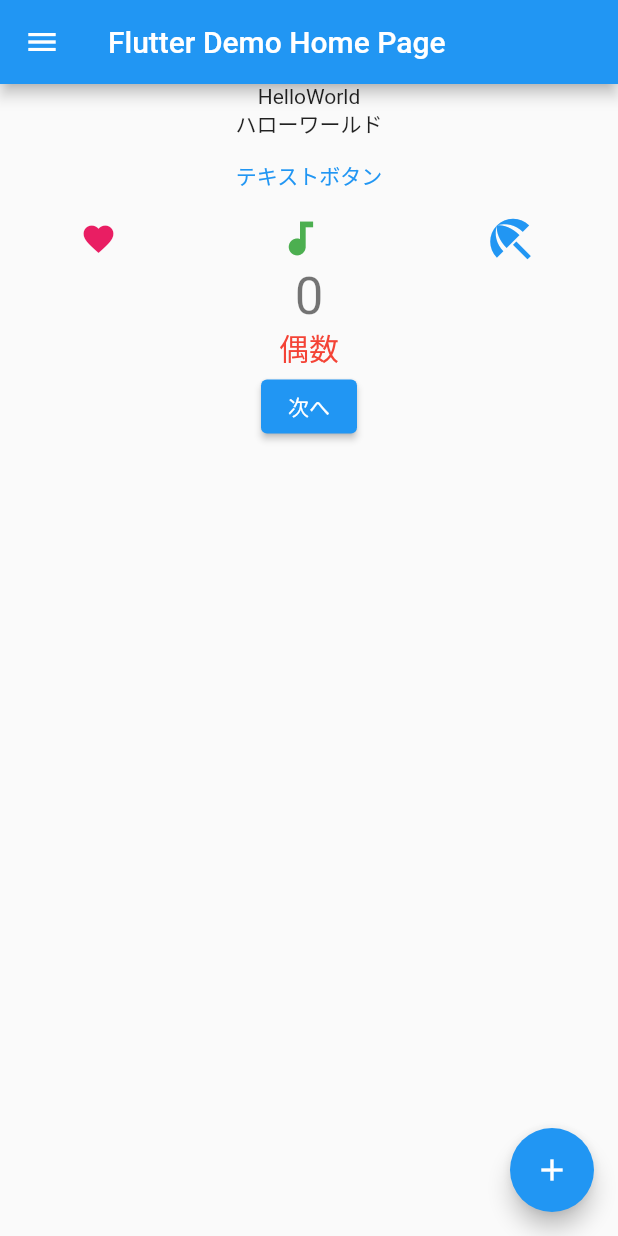
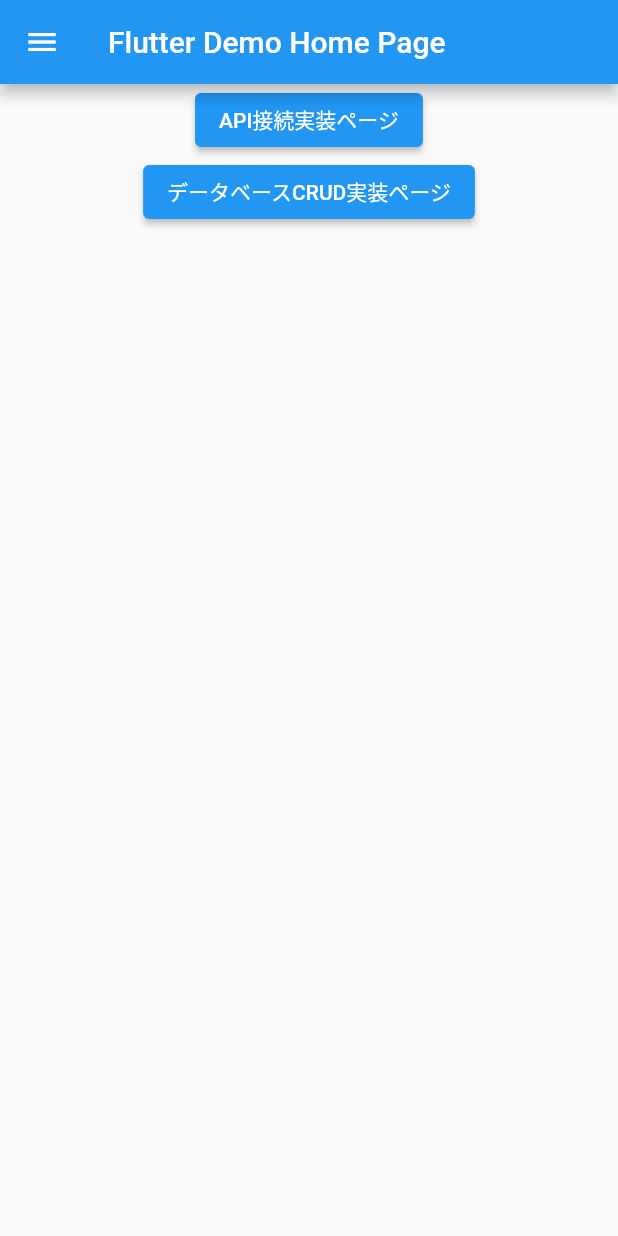
Before and after one commit to yuta-kinouchi/spajam_flutter, a Flutter app: the screen it shows after launch, on a phone screen of 412 x 824 dp. Run offline on Flutter 3.47's test engine with Material 2 defaults, Android fonts, the phone set to English and light mode, and no system bars.

Commit message:
add:develop作成

```diff
--- a/lib/main.dart
+++ b/lib/main.dart
@@ -31,46 +31,26 @@ class MyHomePage extends StatefulWidget {
 }
 
 class _MyHomePageState extends State<MyHomePage> {
-  int _counter = 0;
-  String _type = "偶数";
-
   @override
   Widget build(BuildContext context) {
     return Scaffold(
       appBar: AppBar(
         title: Text(widget.title),
       ),
-      body: Column(children: [
-        const Text("HelloWorld"),
-        const Text("ハローワールド"),
-        TextButton(
-          onPressed: () => {print("ボタンが押されたよ")},
-          child: const Text("テキストボタン"),
+      body: SafeArea(
+        child: Center(
+          child: Column(children: [
+            ElevatedButton(
+              child: const Text('API接続実装ページ'),
+              onPressed: () {
+                Navigator.push(
+                  context,
+                  MaterialPageRoute(builder: (context) => const NextPage()),
+                );
+              },
             ),
-        Row(mainAxisAlignment: MainAxisAlignment.spaceAround, children: const [
-          Icon(
-            Icons.favorite,
-            color: Colors.pink,
-            size: 24.0,
-          ),
-          Icon(
-            Icons.audiotrack,
-            color: Colors.green,
-            size: 30.0,
-          ),
-          Icon(
-            Icons.beach_access,
-            color: Colors.blue,
-            size: 36.0,
-          ),
-        ]),
-        Text(
-          '$_counter',
-          style: Theme.of(context).textTheme.headline4,
-        ),
-        Text('$_type', style: TextStyle(fontSize: 20, color: Colors.red)),
             ElevatedButton(
-          child: const Text('次へ'),
+              child: const Text('データベースCRUD実装ページ'),
               onPressed: () {
                 Navigator.push(
                   context,
@@ -79,23 +59,9 @@ class _MyHomePageState extends State<MyHomePage> {
               },
             ),
           ]),
-      floatingActionButton: FloatingActionButton(
-        onPressed: _incrementCounter,
-        tooltip: 'Increment',
-        child: const Icon(Icons.add),
-      ), //
+        ),
+      ),
       drawer: const Drawer(child: Center(child: Text("Drawer"))),
     );
   }
-
-  void _incrementCounter() {
-    setState(() {
-      _counter++;
-      if (_counter % 2 == 0) {
-        _type = "偶数";
-      } else {
-        _type = "奇数";
 }
-    });
-  }
-}
--- a/pubspec.yaml
+++ b/pubspec.yaml
@@ -28,6 +28,7 @@ environment:
 # the latest version available on pub.dev. To see which dependencies have newer
 # versions available, run `flutter pub outdated`.
 dependencies:
+  http: ^0.13.3
   flutter:
     sdk: flutter
 
```
Also changed, not shown: lib/view/next_page.dart (+26 -3 lines), pubspec.lock. Lines whose indentation alone changed are shown as unchanged.
